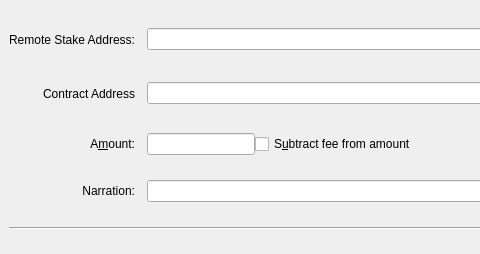
Above: src/qt/forms/sendcoinsentry.ui from Bitcoin-Confidential/BitcoinC-Core before the change; both pictures show x 0 to 480 and y 0 to 254 of the 729 by 254 pixel window. Below: the same form after it.
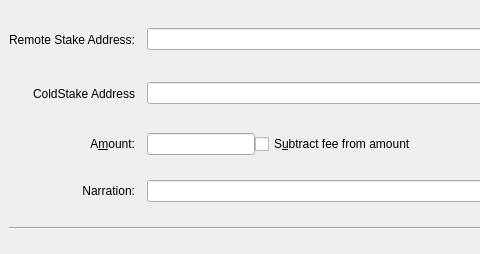
That is the form after the change. The open tabs and pages were chosen to show the change. Icons and pictures are not drawn. Custom widgets are drawn as their Qt base class.

Commit message: refactor: Renamed Contract to ColdStake

Patch:
```diff
--- a/src/qt/forms/sendcoinsentry.ui
+++ b/src/qt/forms/sendcoinsentry.ui
@@ -285,7 +285,7 @@
     <item row="1" column="0">
      <widget class="QLabel" name="spendAddrLabel">
       <property name="text">
-       <string>Contract Address</string>
+       <string>ColdStake Address</string>
       </property>
       <property name="alignment">
        <set>Qt::AlignRight|Qt::AlignTrailing|Qt::AlignVCenter</set>
```
The commit also changes 3 other files.
